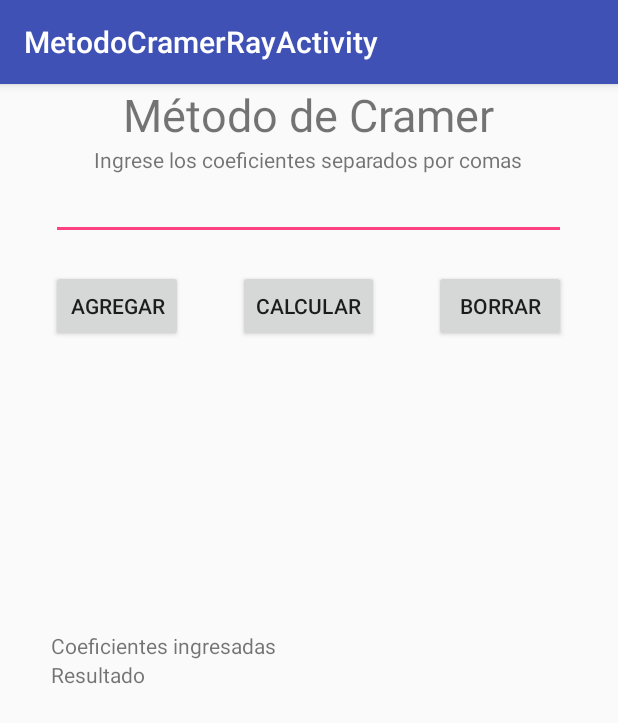
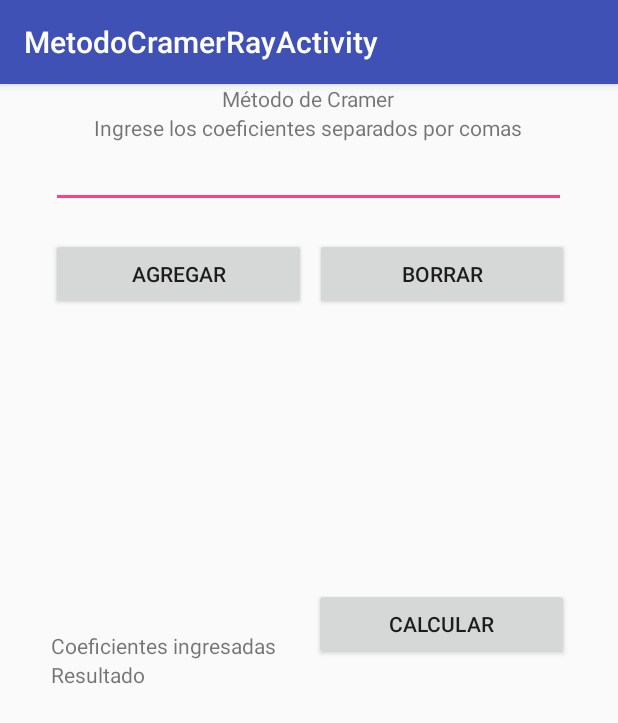
Before and after one commit to Rayoco1997/Metnumapp, an Android app: the MetodoCramerRay screen opened directly, with no data from a screen before it, on a phone screen of 412 x 824 dp. Shown: the top 723 px of the screen. Run offline under Robolectric (Android 15) with nearby library versions, the phone set to English and light mode, and no system bars.

Commit message:
Cramer actualizado.

```diff
--- a/app/src/main/res/layout/content_metodo_cramer_ray.xml
+++ b/app/src/main/res/layout/content_metodo_cramer_ray.xml
@@ -1,33 +1,29 @@
 <?xml version="1.0" encoding="utf-8"?>
-<android.support.constraint.ConstraintLayout xmlns:android="http://schemas.android.com/apk/res/android"
+<RelativeLayout xmlns:android="http://schemas.android.com/apk/res/android"
     xmlns:app="http://schemas.android.com/apk/res-auto"
     xmlns:tools="http://schemas.android.com/tools"
     android:layout_width="match_parent"
     android:layout_height="match_parent"
     app:layout_behavior="@string/appbar_scrolling_view_behavior"
     tools:context="mx.rrc.metnumapp.MetodoCramerRay"
+    tools:layout_editor_absoluteX="0dp"
+    tools:layout_editor_absoluteY="86dp"
     tools:showIn="@layout/activity_metodo_cramer_ray">
-
-    <RelativeLayout
-        android:layout_width="match_parent"
-        android:layout_height="match_parent"
-        tools:layout_editor_absoluteX="0dp"
-        tools:layout_editor_absoluteY="86dp">
 
     <Button
         android:id="@+id/Calcular"
-            android:layout_width="wrap_content"
+        android:layout_width="170dp"
         android:layout_height="wrap_content"
-            android:layout_alignBaseline="@+id/Agregar"
-            android:layout_alignBottom="@+id/Agregar"
-            android:layout_centerHorizontal="true"
+        android:layout_above="@+id/PuntosScroll"
+        android:layout_alignEnd="@+id/PuntosScroll"
+        android:layout_alignRight="@+id/PuntosScroll"
         android:text="Calcular"
         tools:layout_editor_absoluteX="145dp"
         tools:layout_editor_absoluteY="140dp" />
 
     <Button
         android:id="@+id/Agregar"
-            android:layout_width="wrap_content"
+        android:layout_width="170dp"
         android:layout_height="wrap_content"
         android:layout_alignLeft="@+id/Faltantes"
         android:layout_alignStart="@+id/Faltantes"
@@ -71,12 +67,15 @@
 
     <Button
         android:id="@+id/Borrar"
-            android:layout_width="wrap_content"
+        android:layout_width="170dp"
         android:layout_height="wrap_content"
-            android:layout_alignBaseline="@+id/Calcular"
-            android:layout_alignBottom="@+id/Calcular"
-            android:layout_alignEnd="@+id/Valores"
-            android:layout_alignRight="@+id/Valores"
+        android:layout_alignEnd="@+id/Calcular"
+        android:layout_alignRight="@+id/Calcular"
+        android:layout_below="@+id/Faltantes"
+        android:layout_marginLeft="26dp"
+        android:layout_marginStart="26dp"
+        android:layout_toEndOf="@+id/textView3"
+        android:layout_toRightOf="@+id/textView3"
         android:text="Borrar"
         tools:layout_editor_absoluteX="280dp"
         tools:layout_editor_absoluteY="140dp" />
@@ -88,7 +87,7 @@
         android:layout_alignParentTop="true"
         android:layout_centerHorizontal="true"
         android:text="Método de Cramer"
-            android:textSize="30sp"
+        android:textSize="14sp"
         tools:layout_editor_absoluteX="16dp"
         tools:layout_editor_absoluteY="16dp" />
 
@@ -131,7 +130,7 @@
             android:layout_alignStart="@+id/PuntosScroll"
             app:layout_constraintBottom_toTopOf="parent"
             app:layout_constraintEnd_toEndOf="parent"
-                app:layout_constraintHorizontal_bias="0.5"
+            app:layout_constraintHorizontal_bias="0.0"
             app:layout_constraintStart_toStartOf="parent" />
     </android.support.constraint.ConstraintLayout>
 
@@ -154,5 +153,3 @@
     </android.support.constraint.ConstraintLayout>
 
 </RelativeLayout>
-
-</android.support.constraint.ConstraintLayout>
```
Lines whose indentation alone changed are shown as unchanged.
